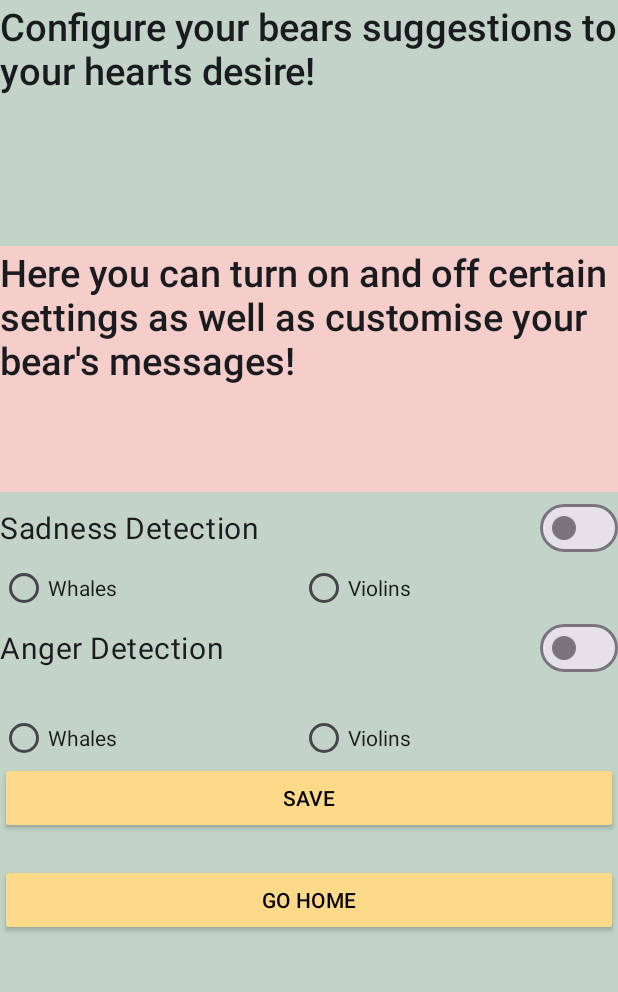
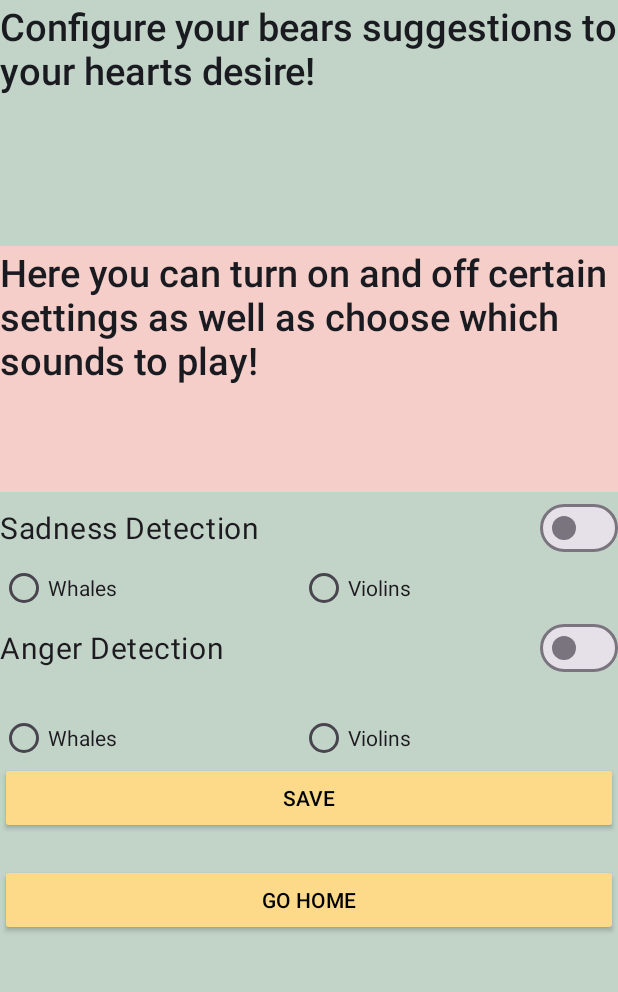
Before and after one commit to MattF23/CheerMum, an Android app built with Jetpack Compose: the SuggestionConfigActivity screen opened directly, with no data from a screen before it, on a phone screen of 412 x 824 dp, the part 225-1217 px from its top. Run offline under Robolectric (Android 15) with nearby library versions, the phone set to English and light mode, and no system bars; network calls fail.

Commit message:
Updated Button and description text.

```diff
--- a/app/src/main/res/values/strings.xml
+++ b/app/src/main/res/values/strings.xml
@@ -6,7 +6,7 @@
 
     <!--Buttons-->
     <string name="wifi_config">Configure Wifi</string>
-    <string name="suggestion_config">Suggestion Settings</string>
+    <string name="suggestion_config">Settings</string>
 
     <!--Text Wifi Config-->
     <string name="Wifi_Welcome">Before your Bear can connect to your phone. It needs to connect to your local network.
@@ -17,8 +17,8 @@
     <string name="Home">Go Home</string>
     <string name="submit">Send</string>
 
-    <!--Text Suggestion Config-->
-    <string name="Settings_tutorial">Here you can turn on and off certain settings as well as customise your bear\'s messages!</string>
+    <!--Text Settings Config-->
+    <string name="Settings_tutorial">Here you can turn on and off certain settings as well as choose which sounds to play!</string>
     <string name="Suggestion_Welcome">Configure your bears suggestions to your hearts desire!</string>
     <string name="YogaSuggestMessage">Yoga Suggestion Message</string>
     <string name="OutsideSuggestionMessage">Go Outside Suggestion Message</string>
```
